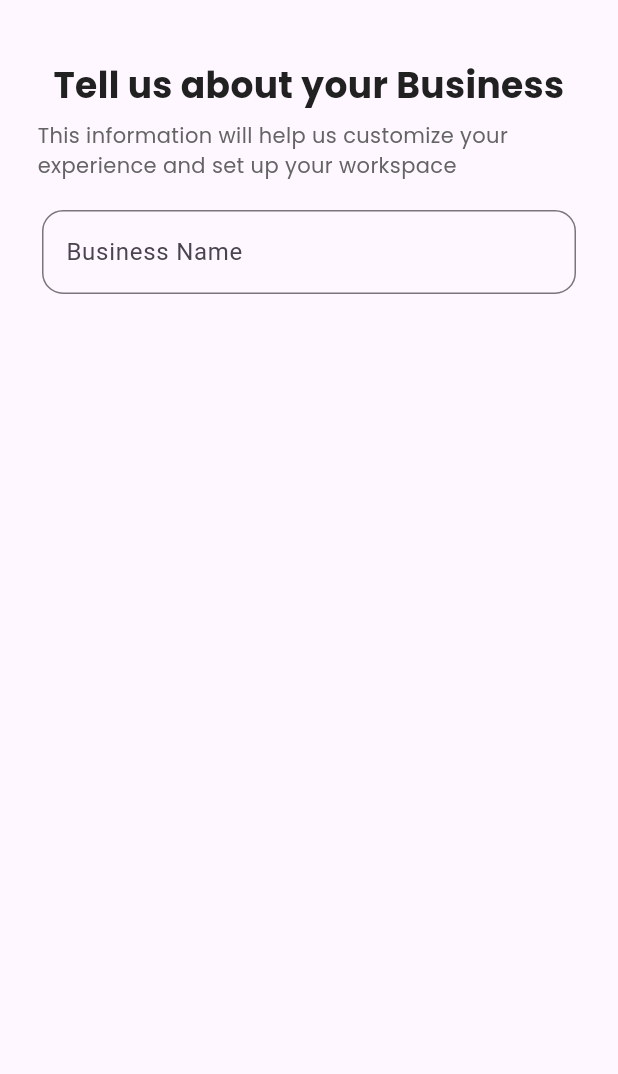
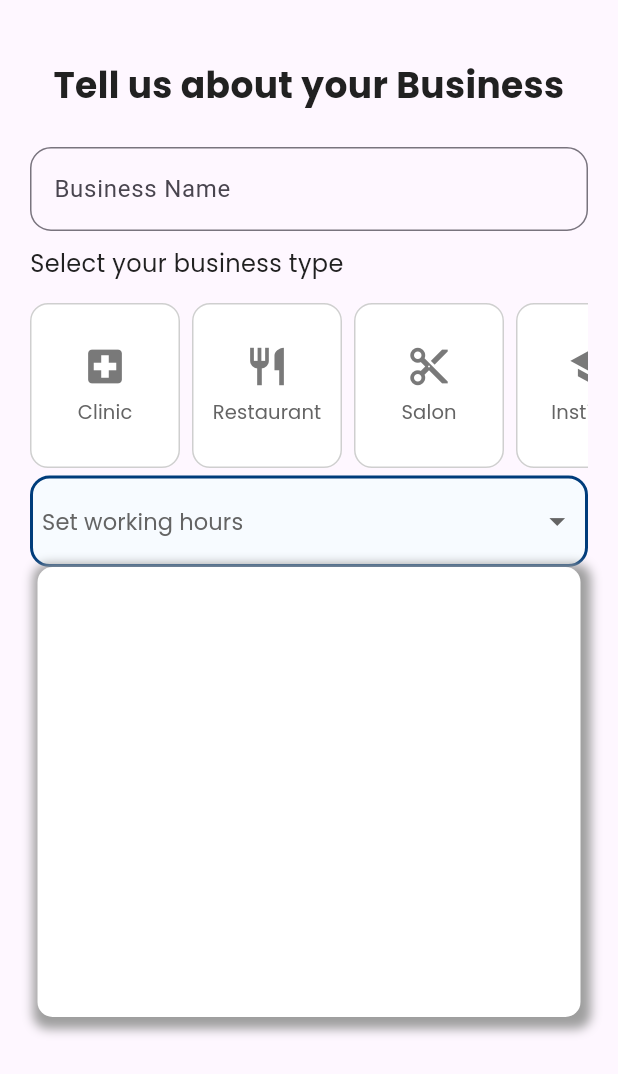
Before and after one commit to abdulCodeSnip/BizSync, a Flutter app: the BusinessInfoScreen widget shown alone on an empty page, opened directly, on a phone screen of 412 x 824 dp. Shown: the top 1074 px of the screen. Run offline on Flutter 3.47's test engine with Material 3 defaults, Android fonts, the phone set to English and light mode, and no system bars.

Commit message:
Few changes to onboarding form hanling and getting basic business information

```diff
--- /dev/null
+++ b/lib/components/WeeklyWorkingHourSchedule.dart
@@ -0,0 +1,104 @@
+/*
+This component will be used to get the business working hours from the business owner,
+-> Default Presets that will return the starting & ending time, day.
+-> Inside the dropdown, when the "Custom Scheduled is pressed,
+   -> then another dialog will be opened to allow user for fully customizable,
+   working day, and working hours,
+   there would also be an option for adding break time using a checkbox"
+*/
+
+import 'package:flutter/material.dart';
+import 'package:whatsapp_automation/utils/AppColors.dart';
+
+class WeeklyWorkingHourSchedule extends StatefulWidget {
+  const WeeklyWorkingHourSchedule({super.key});
+
+  @override
+  State<WeeklyWorkingHourSchedule> createState() =>
+      _WeeklyWorkingHourScheduleState();
+}
+
+class _WeeklyWorkingHourScheduleState extends State<WeeklyWorkingHourSchedule> {
+  @override
+  Widget build(BuildContext context) {
+    return Column(
+      children: [
+        ElevatedButton(
+          // function to be called when pressed on the button
+          onPressed: () => {print("Dropdown is Opened")},
+          style: ElevatedButton.styleFrom(
+            backgroundColor: const Color(0xD4F5FCFF),
+            padding: EdgeInsets.symmetric(horizontal: 8, vertical: 18),
+            shape: RoundedRectangleBorder(
+              borderRadius: BorderRadius.circular(13),
+              side: BorderSide(color: Appcolors.iconsAndBtnsColor, width: 2),
+            ),
+            shadowColor: Appcolors.appsBodyBGColor,
+            elevation: 0,
+          ),
+          child: Row(
+            spacing: 4,
+            mainAxisAlignment: MainAxisAlignment.spaceBetween,
+            children: [
+              /*
+          first child of the icon, to show the hint text of the "Button",
+           -> when any of the presets is changed or the custom working hours are selected,
+           -> then this text will change immediately based on different conditions
+          */
+              Text(
+                "Set working hours",
+                style: TextStyle(
+                  fontSize: 15,
+                  fontFamily: "Poppins",
+                  fontWeight: FontWeight.w500,
+                  color: Appcolors.bodyTextColor,
+                ),
+              ),
+
+              /*
+          Second child of the button, to show the dropdown icon
+           -> this icon will be changed by opening and closing the dropdown menu
+          */
+              Icon(
+                Icons.arrow_drop_down,
+                color: Appcolors.bodyTextColor,
+                size: 25,
+              ),
+            ],
+          ),
+        ),
+        CustomWorkingHours(),
+      ],
+    );
+  }
+}
+
+/*
+ ## Custom Dropdown using Stack and Column Layouts ##
+    => this will show default presets and also custom working days and working hours selection
+*/
+
+class CustomWorkingHours extends StatelessWidget {
+  const CustomWorkingHours({super.key});
+
+  @override
+  Widget build(BuildContext context) {
+    return Container(
+      height: 300,
+      width: (MediaQuery.of(context).size.width) - 50,
+      decoration: BoxDecoration(
+        color: Colors.white,
+        shape: BoxShape.rectangle,
+        borderRadius: BorderRadius.circular(10),
+        boxShadow: [
+          BoxShadow(
+            color: Colors.grey,
+            offset: Offset(2, 3),
+            blurRadius: 5,
+            spreadRadius: 5,
+          ),
+        ],
+      ),
+    );
+  }
+}
--- a/lib/screens/business_info_screen.dart
+++ b/lib/screens/business_info_screen.dart
@@ -1,6 +1,8 @@
 import 'package:flutter/material.dart';
+import 'package:provider/provider.dart';
+import 'package:whatsapp_automation/components/WeeklyWorkingHourSchedule.dart';
 import 'package:whatsapp_automation/utils/AppColors.dart';
-
+import "../states/application_state.dart";
 class BusinessInfoScreen extends StatelessWidget {
   const BusinessInfoScreen({super.key});
 
@@ -10,7 +12,7 @@ class BusinessInfoScreen extends StatelessWidget {
       height: MediaQuery.of(context).size.height,
       width: MediaQuery.of(context).size.width,
       padding: EdgeInsets.all(20),
-      child: Stack(
+      child: Column(
         children: [
           // first child of the stack would be the title and the description of the screen
           Container(
@@ -28,28 +30,15 @@ class BusinessInfoScreen extends StatelessWidget {
                   ),
                   textAlign: TextAlign.center,
                 ),
-                Text(
-                  "This information will help us customize your experience and set up your workspace",
-                  style: TextStyle(
-                    fontSize: 14,
-                    fontFamily: "Poppins",
-                    color: Appcolors.bodyTextColor,
-                  ),
-                ),
               ],
             ),
           ),
-          Positioned(
-            top: 120,
-            left: 8,
-            right: 8,
-            child: Column(
-              children: [
+          SizedBox(height: 20),
           // input for getting the business name from the user using "TextField" widget
           TextField(
             decoration: InputDecoration(
               labelText: "Business Name",
-                    hintText: "Buiness Name e.g John Warehouse",
+              hintText: "Business Name",
               border: OutlineInputBorder(
                 borderRadius: BorderRadius.circular(14),
                 borderSide: BorderSide(
@@ -66,9 +55,10 @@ class BusinessInfoScreen extends StatelessWidget {
               ),
             ),
           ),
-              ],
-            ),
-          ),
+          BusinessTypeCards(),
+
+          // Get the working hours from the Business using different presets
+          WeeklyWorkingHourSchedule(),
         ],
       ),
     );
@@ -76,11 +66,129 @@ class BusinessInfoScreen extends StatelessWidget {
 }
 
 // business type card icon that can be clicked and the type of business would be selected e.g "clinic", "restaurant", "salon"
-class BusinessTypeCard extends StatelessWidget {
-  const BusinessTypeCard({super.key});
+class BusinessTypeCards extends StatelessWidget {
+  BusinessTypeCards({super.key});
+
+  final List<Map<String, dynamic>> businessCardsList = [
+    {"_id": 1, "card_text": "Clinic", "card_icon": Icons.local_hospital},
+    {"_id": 2, "card_text": "Restaurant", "card_icon": Icons.restaurant},
+    {"_id": 3, "card_text": "Salon", "card_icon": Icons.content_cut},
+    {"_id": 4, "card_text": "Institute", "card_icon": Icons.school},
+    {"_id": 5, "card_text": "Others", "card_icon": Icons.category},
+  ];
 
   @override
   Widget build(BuildContext context) {
-    return Container();
+    final appState = context.watch<ApplicationState>();
+
+    return Column(
+      crossAxisAlignment: CrossAxisAlignment.start,
+      children: [
+        Padding(
+          padding: EdgeInsets.symmetric(vertical: 10),
+          child: Text(
+            "Select your business type",
+            style: TextStyle(
+              fontSize: 16,
+              fontFamily: "Poppins",
+              color: Appcolors.headingTextColor,
+              fontWeight: FontWeight.w500,
+            ),
+          ),
+        ),
+        SizedBox(
+          height: 120,
+          child: SingleChildScrollView(
+            scrollDirection: Axis.horizontal,
+            child: Row(
+              children: businessCardsList.map((businessCard) {
+                bool isCardClicked =
+                    businessCard["card_text"].toString().toLowerCase() ==
+                    appState.business_type.toString().toLowerCase();
+
+                return Padding(
+                  padding: const EdgeInsets.only(right: 8),
+                  child: ElevatedButton(
+                    style: ElevatedButton.styleFrom(
+                      fixedSize: const Size(100, 110),
+                      backgroundColor: Colors.white,
+                      elevation: 0,
+                      padding: EdgeInsets.zero,
+                      side: BorderSide(
+                        width: 1,
+                        color: isCardClicked
+                            ? Appcolors.iconsAndBtnsColor
+                            : const Color.fromARGB(255, 207, 207, 207),
+                      ),
+                      shape: RoundedRectangleBorder(
+                        borderRadius: BorderRadius.circular(12),
+                      ),
+                    ),
+                    onPressed: () {
+                      appState.setBusinessType(
+                        businessCard["card_text"].toString(),
+                      );
+                    },
+                    child: Stack(
+                      children: [
+                        /// Card content, with type of business and an Icon in the center
+                        Center(
+                          child: Column(
+                            mainAxisSize: MainAxisSize.min,
+                            children: [
+                              Icon(
+                                businessCard["card_icon"],
+                                size: 30,
+                                color: isCardClicked
+                                    ? Appcolors.iconsAndBtnsColor
+                                    : const Color(0xFF797979),
+                              ),
+                              const SizedBox(height: 6),
+                              Text(
+                                businessCard["card_text"],
+                                style: TextStyle(
+                                  fontSize: 13,
+                                  fontFamily: "Poppins",
+                                  fontWeight: isCardClicked
+                                      ? FontWeight.w500
+                                      : FontWeight.w400,
+                                  color: isCardClicked
+                                      ? Appcolors.headingTextColor
+                                      : Appcolors.bodyTextColor,
+                                ),
+                              ),
+                            ],
+                          ),
+                        ),
+
+                        /// ✔ Tick icon, if the card has been clicked
+                        if (isCardClicked)
+                          const Positioned(
+                            top: 10,
+                            right: 10,
+                            child: Icon(
+                              Icons.check_circle,
+                              size: 18,
+                              color: Appcolors.iconsAndBtnsColor,
+                            ),
+                          ),
+                      ],
+                    ),
+                  ),
+                );
+              }).toList(),
+            ),
+          ),
+        ),
+      ],
+    );
   }
 }
+
+/*
+    Custom Dropdown for getting business working hours from the user
+     1. Will include pre-default presets
+     2. Custom Working hours to get starting and ending time of business during the day
+     3. Custom Days Selector to select days from Monday to Sunday.
+     4. Allowing user to include break time as well "break => starting time => ending time"
+*/
--- a/lib/screens/onboarding_screens/first_onboarding.dart
+++ b/lib/screens/onboarding_screens/first_onboarding.dart
@@ -64,7 +64,7 @@ class FirstOnboarding extends StatelessWidget {
               alignment: Alignment.bottomCenter,
               child: Container(
                 padding: EdgeInsets.all(8),
-                width: MediaQuery.of(context).size.width - 40,
+                width: (MediaQuery.of(context).size.width),
                 child: Column(
                   mainAxisAlignment: MainAxisAlignment.center,
                   mainAxisSize: MainAxisSize.max,
```
Lines whose indentation alone changed are shown as unchanged.
